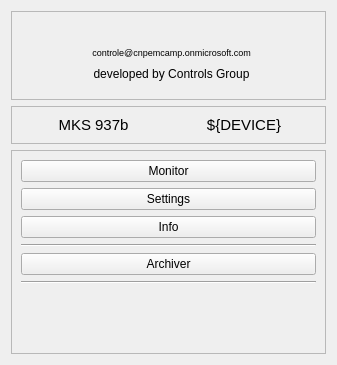
Old version of the form devices/MKS-937B/ui/device_menu.ui in the repository lnls-sirius/pydm-opi.
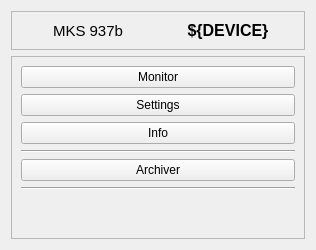
New version of the form. Icons and pictures are not drawn. Custom widgets are drawn as their Qt base class.

```diff
--- a/devices/MKS-937B/ui/device_menu.ui
+++ b/devices/MKS-937B/ui/device_menu.ui
@@ -6,15 +6,15 @@
    <rect>
     <x>0</x>
     <y>0</y>
-    <width>337</width>
-    <height>365</height>
+    <width>316</width>
+    <height>250</height>
    </rect>
   </property>
   <property name="windowTitle">
    <string>Form</string>
   </property>
   <layout class="QGridLayout" name="gridLayout">
-   <item row="5" column="0">
+   <item row="4" column="0">
     <widget class="QFrame" name="frame_2">
      <property name="frameShape">
       <enum>QFrame::StyledPanel</enum>
@@ -159,483 +159,6 @@
     </widget>
    </item>
    <item row="3" column="0">
-    <widget class="QFrame" name="frame">
-     <property name="frameShape">
-      <enum>QFrame::StyledPanel</enum>
-     </property>
-     <property name="frameShadow">
-      <enum>QFrame::Raised</enum>
-     </property>
-     <layout class="QGridLayout" name="gridLayout_2">
-      <item row="0" column="2">
-       <widget class="QLabel" name="label">
-        <property name="text">
-         <string>&lt;html&gt;&lt;head/&gt;&lt;body&gt;&lt;p&gt;&lt;img src=&quot;images/CNPEM.jpg&quot;/&gt;&lt;/p&gt;&lt;/body&gt;&lt;/html&gt;</string>
-        </property>
-       </widget>
-      </item>
-      <item row="1" column="2">
-       <widget class="QLabel" name="label_294">
-        <property name="maximumSize">
-         <size>
-          <width>16777215</width>
-          <height>15</height>
-         </size>
-        </property>
-        <property name="palette">
-         <palette>
-          <active>
-           <colorrole role="WindowText">
-            <brush brushstyle="SolidPattern">
-             <color alpha="255">
-              <red>0</red>
-              <green>0</green>
-              <blue>255</blue>
-             </color>
-            </brush>
-           </colorrole>
-           <colorrole role="Button">
-            <brush brushstyle="SolidPattern">
-             <color alpha="255">
-              <red>239</red>
-              <green>235</green>
-              <blue>231</blue>
-             </color>
-            </brush>
-           </colorrole>
-           <colorrole role="Light">
-            <brush brushstyle="SolidPattern">
-             <color alpha="255">
-              <red>255</red>
-              <green>255</green>
-              <blue>255</blue>
-             </color>
-            </brush>
-           </colorrole>
-           <colorrole role="Midlight">
-            <brush brushstyle="SolidPattern">
-             <color alpha="255">
-              <red>247</red>
-              <green>245</green>
-              <blue>243</blue>
-             </color>
-            </brush>
-           </colorrole>
-           <colorrole role="Dark">
-            <brush brushstyle="SolidPattern">
-             <color alpha="255">
-              <red>119</red>
-              <green>117</green>
-              <blue>115</blue>
-             </color>
-            </brush>
-           </colorrole>
-           <colorrole role="Mid">
-            <brush brushstyle="SolidPattern">
-             <color alpha="255">
-              <red>159</red>
-              <green>157</green>
-              <blue>154</blue>
-             </color>
-            </brush>
-           </colorrole>
-           <colorrole role="BrightText">
-            <brush brushstyle="SolidPattern">
-             <color alpha="255">
-              <red>255</red>
-              <green>255</green>
-              <blue>255</blue>
-             </color>
-            </brush>
-           </colorrole>
-           <colorrole role="ButtonText">
-            <brush brushstyle="SolidPattern">
-             <color alpha="255">
-              <red>0</red>
-              <green>0</green>
-              <blue>0</blue>
-             </color>
-            </brush>
-           </colorrole>
-           <colorrole role="Base">
-            <brush brushstyle="SolidPattern">
-             <color alpha="255">
-              <red>255</red>
-              <green>255</green>
-              <blue>255</blue>
-             </color>
-            </brush>
-           </colorrole>
-           <colorrole role="Window">
-            <brush brushstyle="SolidPattern">
-             <color alpha="255">
-              <red>239</red>
-              <green>235</green>
-              <blue>231</blue>
-             </color>
-            </brush>
-           </colorrole>
-           <colorrole role="Shadow">
-            <brush brushstyle="SolidPattern">
-             <color alpha="255">
-              <red>0</red>
-              <green>0</green>
-              <blue>0</blue>
-             </color>
-            </brush>
-           </colorrole>
-           <colorrole role="AlternateBase">
-            <brush brushstyle="SolidPattern">
-             <color alpha="255">
-              <red>247</red>
-              <green>245</green>
-              <blue>243</blue>
-             </color>
-            </brush>
-           </colorrole>
-           <colorrole role="ToolTipBase">
-            <brush brushstyle="SolidPattern">
-             <color alpha="255">
-              <red>255</red>
-              <green>255</green>
-              <blue>220</blue>
-             </color>
-            </brush>
-           </colorrole>
-           <colorrole role="ToolTipText">
-            <brush brushstyle="SolidPattern">
-             <color alpha="255">
-              <red>0</red>
-              <green>0</green>
-              <blue>0</blue>
-             </color>
-            </brush>
-           </colorrole>
-          </active>
-          <inactive>
-           <colorrole role="WindowText">
-            <brush brushstyle="SolidPattern">
-             <color alpha="255">
-              <red>0</red>
-              <green>0</green>
-              <blue>0</blue>
-             </color>
-            </brush>
-           </colorrole>
-           <colorrole role="Button">
-            <brush brushstyle="SolidPattern">
-             <color alpha="255">
-              <red>239</red>
-              <green>235</green>
-              <blue>231</blue>
-             </color>
-            </brush>
-           </colorrole>
-           <colorrole role="Light">
-            <brush brushstyle="SolidPattern">
-             <color alpha="255">
-              <red>255</red>
-              <green>255</green>
-              <blue>255</blue>
-             </color>
-            </brush>
-           </colorrole>
-           <colorrole role="Midlight">
-            <brush brushstyle="SolidPattern">
-             <color alpha="255">
-              <red>247</red>
-              <green>245</green>
-              <blue>243</blue>
-             </color>
-            </brush>
-           </colorrole>
-           <colorrole role="Dark">
-            <brush brushstyle="SolidPattern">
-             <color alpha="255">
-              <red>119</red>
-              <green>117</green>
-              <blue>115</blue>
-             </color>
-            </brush>
-           </colorrole>
-           <colorrole role="Mid">
-            <brush brushstyle="SolidPattern">
-             <color alpha="255">
-              <red>159</red>
-              <green>157</green>
-              <blue>154</blue>
-             </color>
-            </brush>
-           </colorrole>
-           <colorrole role="BrightText">
-            <brush brushstyle="SolidPattern">
-             <color alpha="255">
-              <red>255</red>
-              <green>255</green>
-              <blue>255</blue>
-             </color>
-            </brush>
-           </colorrole>
-           <colorrole role="ButtonText">
-            <brush brushstyle="SolidPattern">
-             <color alpha="255">
-              <red>0</red>
-              <green>0</green>
-              <blue>0</blue>
-             </color>
-            </brush>
-           </colorrole>
-           <colorrole role="Base">
-            <brush brushstyle="SolidPattern">
-             <color alpha="255">
-              <red>255</red>
-              <green>255</green>
-              <blue>255</blue>
-             </color>
-            </brush>
-           </colorrole>
-           <colorrole role="Window">
-            <brush brushstyle="SolidPattern">
-             <color alpha="255">
-              <red>239</red>
-              <green>235</green>
-              <blue>231</blue>
-             </color>
-            </brush>
-           </colorrole>
-           <colorrole role="Shadow">
-            <brush brushstyle="SolidPattern">
-             <color alpha="255">
-              <red>0</red>
-              <green>0</green>
-              <blue>0</blue>
-             </color>
-            </brush>
-           </colorrole>
-           <colorrole role="AlternateBase">
-            <brush brushstyle="SolidPattern">
-             <color alpha="255">
-              <red>247</red>
-              <green>245</green>
-              <blue>243</blue>
-             </color>
-            </brush>
-           </colorrole>
-           <colorrole role="ToolTipBase">
-            <brush brushstyle="SolidPattern">
-             <color alpha="255">
-              <red>255</red>
-              <green>255</green>
-              <blue>220</blue>
-             </color>
-            </brush>
-           </colorrole>
-           <colorrole role="ToolTipText">
-            <brush brushstyle="SolidPattern">
-             <color alpha="255">
-              <red>0</red>
-              <green>0</green>
-              <blue>0</blue>
-             </color>
-            </brush>
-           </colorrole>
-          </inactive>
-          <disabled>
-           <colorrole role="WindowText">
-            <brush brushstyle="SolidPattern">
-             <color alpha="255">
-              <red>119</red>
-              <green>117</green>
-              <blue>115</blue>
-             </color>
-            </brush>
-           </colorrole>
-           <colorrole role="Button">
-            <brush brushstyle="SolidPattern">
-             <color alpha="255">
-              <red>239</red>
-              <green>235</green>
-              <blue>231</blue>
-             </color>
-            </brush>
-           </colorrole>
-           <colorrole role="Light">
-            <brush brushstyle="SolidPattern">
-             <color alpha="255">
-              <red>255</red>
-              <green>255</green>
-              <blue>255</blue>
-             </color>
-            </brush>
-           </colorrole>
-           <colorrole role="Midlight">
-            <brush brushstyle="SolidPattern">
-             <color alpha="255">
-              <red>247</red>
-              <green>245</green>
-              <blue>243</blue>
-             </color>
-            </brush>
-           </colorrole>
-           <colorrole role="Dark">
-            <brush brushstyle="SolidPattern">
-             <color alpha="255">
-              <red>119</red>
-              <green>117</green>
-              <blue>115</blue>
-             </color>
-            </brush>
-           </colorrole>
-           <colorrole role="Mid">
-            <brush brushstyle="SolidPattern">
-             <color alpha="255">
-              <red>159</red>
-              <green>157</green>
-              <blue>154</blue>
-             </color>
-            </brush>
-           </colorrole>
-           <colorrole role="BrightText">
-            <brush brushstyle="SolidPattern">
-             <color alpha="255">
-              <red>255</red>
-              <green>255</green>
-              <blue>255</blue>
-             </color>
-            </brush>
-           </colorrole>
-           <colorrole role="ButtonText">
-            <brush brushstyle="SolidPattern">
-             <color alpha="255">
-              <red>119</red>
-              <green>117</green>
-              <blue>115</blue>
-             </color>
-            </brush>
-           </colorrole>
-           <colorrole role="Base">
-            <brush brushstyle="SolidPattern">
-             <color alpha="255">
-              <red>239</red>
-              <green>235</green>
-              <blue>231</blue>
-             </color>
-            </brush>
-           </colorrole>
-           <colorrole role="Window">
-            <brush brushstyle="SolidPattern">
-             <color alpha="255">
-              <red>239</red>
-              <green>235</green>
-              <blue>231</blue>
-             </color>
-            </brush>
-           </colorrole>
-           <colorrole role="Shadow">
-            <brush brushstyle="SolidPattern">
-             <color alpha="255">
-              <red>0</red>
-              <green>0</green>
-              <blue>0</blue>
-             </color>
-            </brush>
-           </colorrole>
-           <colorrole role="AlternateBase">
-            <brush brushstyle="SolidPattern">
-             <color alpha="255">
-              <red>239</red>
-              <green>235</green>
-              <blue>231</blue>
-             </color>
-            </brush>
-           </colorrole>
-           <colorrole role="ToolTipBase">
-            <brush brushstyle="SolidPattern">
-             <color alpha="255">
-              <red>255</red>
-              <green>255</green>
-              <blue>220</blue>
-             </color>
-            </brush>
-           </colorrole>
-           <colorrole role="ToolTipText">
-            <brush brushstyle="SolidPattern">
-             <color alpha="255">
-              <red>0</red>
-              <green>0</green>
-              <blue>0</blue>
-             </color>
-            </brush>
-           </colorrole>
-          </disabled>
-         </palette>
-        </property>
-        <property name="font">
-         <font>
-          <pointsize>7</pointsize>
-         </font>
-        </property>
-        <property name="text">
-         <string>controle@cnpemcamp.onmicrosoft.com</string>
-        </property>
-        <property name="alignment">
-         <set>Qt::AlignCenter</set>
-        </property>
-       </widget>
-      </item>
-      <item row="2" column="3">
-       <spacer name="horizontalSpacer">
-        <property name="orientation">
-         <enum>Qt::Horizontal</enum>
-        </property>
-        <property name="sizeHint" stdset="0">
-         <size>
-          <width>40</width>
-          <height>20</height>
-         </size>
-        </property>
-       </spacer>
-      </item>
-      <item row="0" column="1" rowspan="4">
-       <widget class="QLabel" name="label_2">
-        <property name="text">
-         <string>&lt;html&gt;&lt;head/&gt;&lt;body&gt;&lt;p&gt;&lt;img src=&quot;images/LNLS.png&quot;/&gt;&lt;/p&gt;&lt;/body&gt;&lt;/html&gt;</string>
-        </property>
-       </widget>
-      </item>
-      <item row="0" column="0">
-       <spacer name="horizontalSpacer_2">
-        <property name="orientation">
-         <enum>Qt::Horizontal</enum>
-        </property>
-        <property name="sizeHint" stdset="0">
-         <size>
-          <width>40</width>
-          <height>20</height>
-         </size>
-        </property>
-       </spacer>
-      </item>
-      <item row="2" column="2">
-       <widget class="QLabel" name="label_296">
-        <property name="maximumSize">
-         <size>
-          <width>16777215</width>
-          <height>20</height>
-         </size>
-        </property>
-        <property name="text">
-         <string>developed by Controls Group</string>
-        </property>
-        <property name="alignment">
-         <set>Qt::AlignCenter</set>
-        </property>
-       </widget>
-      </item>
-     </layout>
-    </widget>
-   </item>
-   <item row="4" column="0">
     <widget class="QFrame" name="frame_3">
      <property name="frameShape">
       <enum>QFrame::StyledPanel</enum>
@@ -663,7 +186,9 @@
        <widget class="QLabel" name="label_4">
         <property name="font">
          <font>
-          <pointsize>11</pointsize>
+          <pointsize>12</pointsize>
+          <weight>75</weight>
+          <bold>true</bold>
          </font>
         </property>
         <property name="text">
```
Left out of the diff: 9 changed lines with no effect on the pictures.
